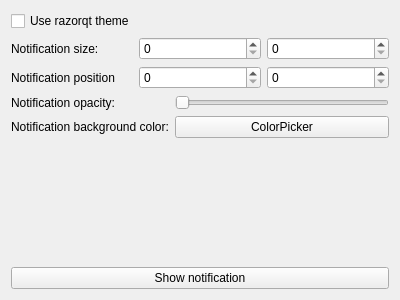
This is razor-config-notificationd/mainwindow.ui in lxqt/lxqt-config as Qt 5 draws it before an edit. The edited form follows.
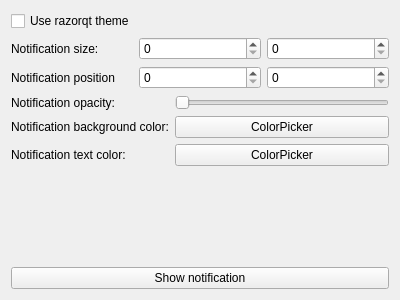
This is the edited form.

Commit message: Minor ui modifications. Moving default icon to notificationd instead of widget notification

```diff
--- a/razor-config-notificationd/mainwindow.ui
+++ b/razor-config-notificationd/mainwindow.ui
@@ -85,6 +85,20 @@
        </property>
       </widget>
      </item>
+     <item row="2" column="0">
+      <widget class="QLabel" name="label_5">
+       <property name="text">
+        <string>Notification text color:</string>
+       </property>
+      </widget>
+     </item>
+     <item row="2" column="1">
+      <widget class="QPushButton" name="pushButton">
+       <property name="text">
+        <string>ColorPicker</string>
+       </property>
+      </widget>
+     </item>
     </layout>
    </item>
    <item>
```
